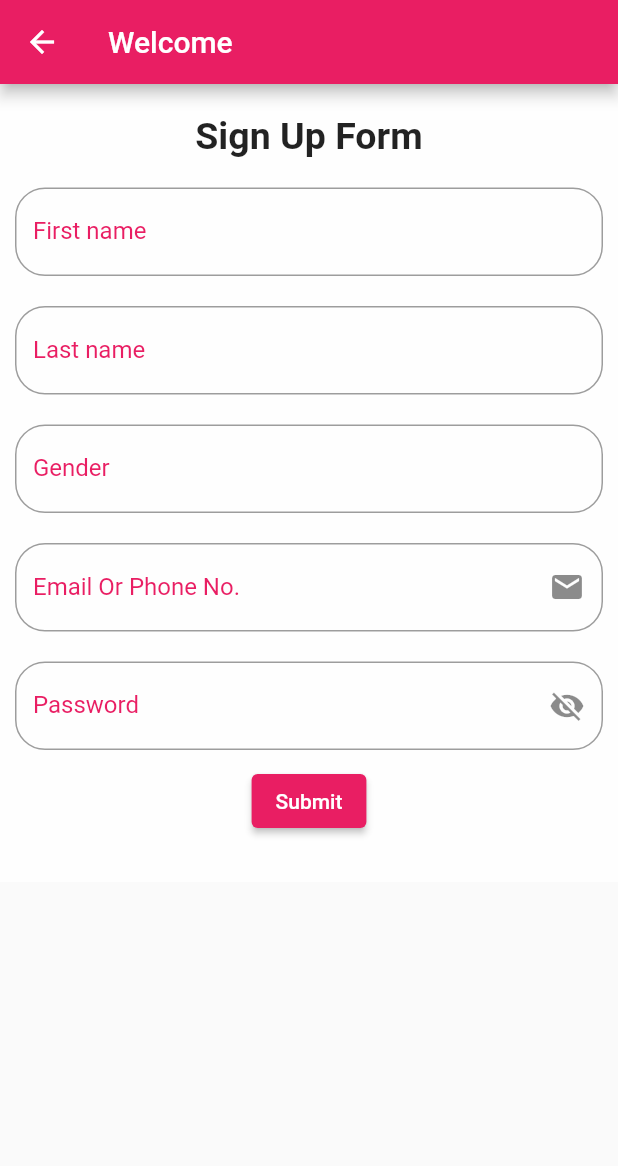
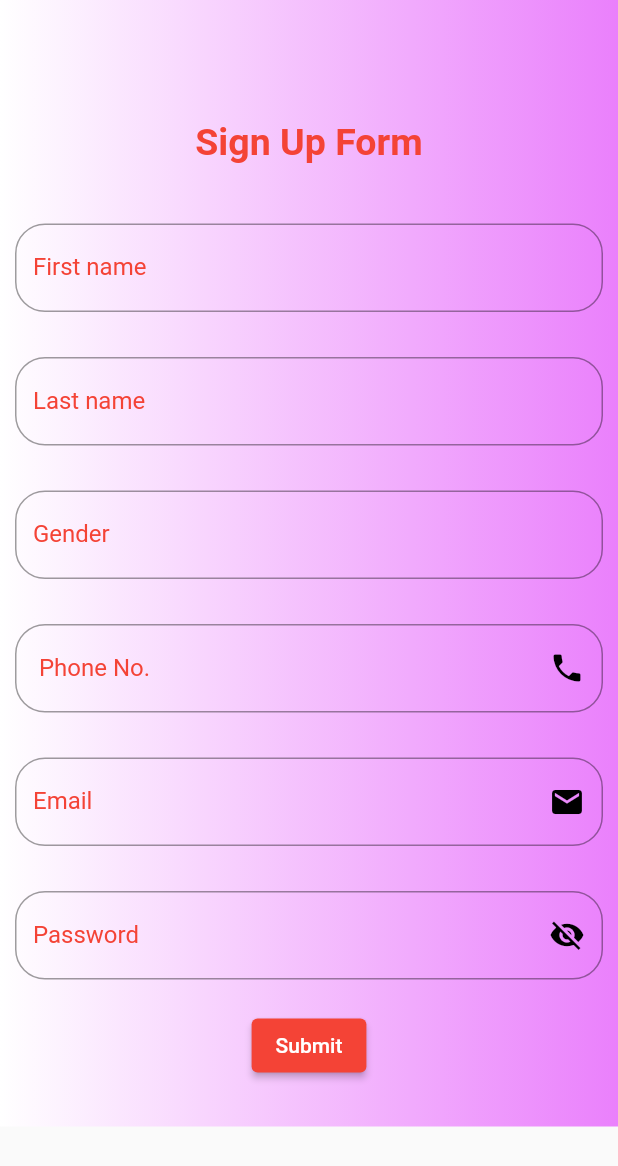
Before and after one commit to xlayertraining/july21group9, a Flutter app: the screen it shows after launch, after a tap on an icon or button, on a phone screen of 412 x 824 dp. Shown: the top 1166 px of the screen. Run offline on Flutter 3.47's test engine with Material 2 defaults, Android fonts, the phone set to English and light mode, and no system bars; our stand-ins replace lottie; network calls fail.

Commit message:
Most of the applications are modified
Signed-off-by:  <sahasamyadeep@gmail.com>

```diff
--- a/application/news_flix/lib/Loginpg.dart
+++ b/application/news_flix/lib/Loginpg.dart
@@ -19,8 +19,15 @@ class _MyappState extends State<Myapp> {
     double width = MediaQuery.of(context).size.width;
     double height = MediaQuery.of(context).size.height;
         return Scaffold(
-          backgroundColor: Colors.white38. withOpacity(0.9),
+          // backgroundColor: Colors.white38. withOpacity(0.9),
       body: Container(
+        decoration: BoxDecoration(
+            gradient: LinearGradient(
+                begin: Alignment.centerLeft,
+                end: Alignment.centerRight,
+                colors: [Colors.white, Colors.lightBlueAccent]
+            )
+        ),
         padding: EdgeInsets.all(10),
         height: height,
         width: width,
@@ -46,7 +53,7 @@ class _MyappState extends State<Myapp> {
                       style: TextStyle(
                           fontSize: 25.0,
                           fontWeight: FontWeight.w500,
-                          color: Colors.black87,
+                          color: Colors.deepPurple,
                         fontStyle: FontStyle.italic,
                     ),
                     ),
@@ -61,7 +68,7 @@ class _MyappState extends State<Myapp> {
                   labelText: 'Email',
                   labelStyle: TextStyle(color: Colors.deepPurple),
                   hintText: 'Enter valid email id as abc@gmail.com',
-                  suffixIcon: Icon(Icons.email, color: Colors.black87),
+                  suffixIcon: Icon(Icons.email, color: Colors.black),
 
                   enabledBorder: OutlineInputBorder(
                     borderSide: BorderSide(color: Colors.deepPurple),
@@ -81,7 +88,7 @@ class _MyappState extends State<Myapp> {
                   labelText: 'Password',
                   labelStyle: TextStyle(color: Colors.deepPurple),
                   hintText: 'Enter secure password',
-                  suffixIcon: Icon(Icons.visibility_off,color: Colors.black87),
+                  suffixIcon: Icon(Icons.visibility_off,color: Colors.black),
                  enabledBorder: OutlineInputBorder(
                     borderSide: BorderSide(color: Colors.deepPurple),
                     borderRadius: BorderRadius.circular(25.0),),
@@ -106,7 +113,7 @@ class _MyappState extends State<Myapp> {
                       style: TextStyle(fontSize: 12.0),
                     ),
                     ElevatedButton(
-                      style: ElevatedButton.styleFrom(primary: Colors.black87),
+                      style: ElevatedButton.styleFrom(primary: Colors.deepPurple.shade400),
                       onPressed: () {
                         Navigator.push(
                           context,
--- a/application/news_flix/lib/SignUp.dart
+++ b/application/news_flix/lib/SignUp.dart
@@ -28,92 +28,111 @@ class _MyWidgetState extends State<MyWidget> {
   @override
   Widget build(BuildContext context) {
     return Scaffold(
-        appBar: AppBar(
-          backgroundColor: Colors.pink,
-          iconTheme: IconThemeData(
-              color:Colors.white ),
-          title: Text(
-            "Welcome",
-            style: TextStyle(color: Colors.white),
+        // appBar: AppBar(
+        //   backgroundColor: Colors.pink,
+        //   iconTheme: IconThemeData(
+        //       color:Colors.black ),
+        //   title: Text(
+        //     "Welcome",
+        //     style: TextStyle(color: Colors.white),
+        //   ),
+        // ),
+        body: Container(
+          decoration: BoxDecoration(
+              gradient: LinearGradient(
+                  begin: Alignment.centerLeft,
+                  end: Alignment.centerRight,
+                  colors: [Colors.white, Colors.purpleAccent.shade100]
+              )
           ),
-        ),
-        body: Container(
           padding: EdgeInsets.all(10),
           width: MediaQuery.of(context).size.width,
-          color: Colors.white70,
+          // color: Colors.white70,
           child: SingleChildScrollView(
             child: Column(
               crossAxisAlignment: CrossAxisAlignment.center,
               children: [
                 SizedBox(
-                  height: 10,
+                  height: 70,
                 ),
                 Text(
                   "Sign Up Form",
-                  style: TextStyle(fontSize: 25.0, fontWeight: FontWeight.bold),
+                  style: TextStyle(fontSize: 25.0,color: Colors.red.shade500, fontWeight: FontWeight.bold),
                 ),
                 SizedBox(
-                  height: 20,
+                  height: 40,
                 ),
                 TextField(
                     decoration: InputDecoration(
                   labelText: "First name",
-                  labelStyle: TextStyle(color: Colors.pink),
+                  labelStyle: TextStyle(color: Colors.red.shade500),
                   border: OutlineInputBorder(
                     borderRadius: BorderRadius.circular(20.0),
                   ),
                 )),
                 SizedBox(
-                  height: 20,
+                  height: 30,
                 ),
                 TextField(
                     decoration: InputDecoration(
                   labelText: "Last name",
-                  labelStyle: TextStyle(color: Colors.pink),
+                  labelStyle: TextStyle(color: Colors.red.shade500),
                   border: OutlineInputBorder(
                     borderRadius: BorderRadius.circular(20.0),
                   ),
                 )),
                 SizedBox(
-                  height: 20,
+                  height: 30,
                 ),
                 TextField(
                     decoration: InputDecoration(
                       labelText: "Gender",
-                      labelStyle: TextStyle(color: Colors.pink),
+                      labelStyle: TextStyle(color: Colors.red.shade500),
                       hintText: 'Male or Female or Others',
                       border: OutlineInputBorder(
                         borderRadius: BorderRadius.circular(20.0),
                       ),
                     )),
                 SizedBox(
-                  height: 20,
+                  height: 30,
                 ),
                 TextField(
                     decoration: InputDecoration(
-                  labelText: "Email Or Phone No.",
-                  labelStyle: TextStyle(color: Colors.pink),
-                  suffixIcon: Icon(Icons.email),
+                      labelText: " Phone No.",
+                      labelStyle: TextStyle(color: Colors.red.shade500),
+                      suffixIcon: Icon(Icons.phone,color: Colors.black),
+                      border: OutlineInputBorder(
+                        borderRadius: BorderRadius.circular(20.0),
+                      ),
+                    )),
+                SizedBox(
+                  height: 30,
+                ),
+                TextField(
+                    decoration: InputDecoration(
+                  labelText: "Email",
+                  labelStyle: TextStyle(color: Colors.red.shade500),
+                  suffixIcon: Icon(Icons.email,color: Colors.black),
                   border: OutlineInputBorder(
                     borderRadius: BorderRadius.circular(20.0),
                   ),
                 )),
                 SizedBox(
-                  height: 20,
+                  height: 30,
                 ),
                 TextField(
                   obscureText: true,
                   decoration: InputDecoration(
                     labelText: 'Password',
-                    labelStyle: TextStyle(color: Colors.pink),
-                    suffixIcon: Icon(Icons.visibility_off),
+                    labelStyle: TextStyle(color: Colors.red.shade500),
+                    suffixIcon: Icon(Icons.visibility_off,color: Colors.black),
                     border: OutlineInputBorder(
                       borderRadius: BorderRadius.circular(20.0),
                     ),
                   ),
                 ),
                 SizedBox(
-                  height: 10,
+                  height: 20,
                 ),
                 ElevatedButton(
                   onPressed: () {
@@ -123,7 +142,7 @@ class _MyWidgetState extends State<MyWidget> {
                   child: Text("Submit",style: TextStyle(
                     color: Colors.white
                   ),),
-                  style: ElevatedButton.styleFrom(primary: Colors.pink),
+                  style: ElevatedButton.styleFrom(primary: Colors.red),
                 ),
                 SizedBox(height: 20.0),
                 // GestureDetector(
--- a/application/news_flix/lib/homepage.dart
+++ b/application/news_flix/lib/homepage.dart
@@ -257,6 +257,7 @@ get listTiles6 => [
               child: Container(
                 color: Colors.pinkAccent.shade100,
                 child: ListView.builder(
+                   // scrollDirection: Axis.horizontal,
                   itemCount: listTiles1.length,
                   itemBuilder: (context,index){
                     return InkWell(
@@ -342,38 +343,38 @@ get listTiles6 => [
           ],
         ),
 
-        bottomNavigationBar: BottomNavigationBar(
-            currentIndex: _currentIndex,
-
-            items: [
-              BottomNavigationBarItem(
-                icon:Icon(Icons.home),
-                label: "Home",
-                backgroundColor: Colors.redAccent,
-              ),
-              BottomNavigationBarItem(
-                icon:Icon(Icons.search),
-                label: "Search",
-                backgroundColor: Colors.indigoAccent,
-              ),
-
-              BottomNavigationBarItem(
-                icon:Icon(Icons.notifications),
-                label: "Notification",
-                backgroundColor: Colors.yellowAccent,
-              ),
-              BottomNavigationBarItem(
-                icon:Icon(Icons.person),
-                label: "Person",
-                backgroundColor: Colors.blueAccent,
-              ),
-            ],
-            onTap: (index){
-              setState(() {
-                _currentIndex = index;
-              });
-            }
-        ),
+        // bottomNavigationBar: BottomNavigationBar(
+        //     currentIndex: _currentIndex,
+        //
+        //     items: [
+        //       BottomNavigationBarItem(
+        //         icon:Icon(Icons.home),
+        //         label: "Home",
+        //         backgroundColor: Colors.redAccent,
+        //       ),
+        //       BottomNavigationBarItem(
+        //         icon:Icon(Icons.search),
+        //         label: "Search",
+        //         backgroundColor: Colors.indigoAccent,
+        //       ),
+        //
+        //       BottomNavigationBarItem(
+        //         icon:Icon(Icons.notifications),
+        //         label: "Notification",
+        //         backgroundColor: Colors.yellowAccent,
+        //       ),
+        //       BottomNavigationBarItem(
+        //         icon:Icon(Icons.person),
+        //         label: "Person",
+        //         backgroundColor: Colors.blueAccent,
+        //       ),
+        //     ],
+        //     onTap: (index){
+        //       setState(() {
+        //         _currentIndex = index;
+        //       });
+        //     }
+        // ),
 
         drawer: Drawer(
           child: ListView(
--- a/application/news_flix/lib/main.dart
+++ b/application/news_flix/lib/main.dart
@@ -1,7 +1,7 @@
+
 import 'package:flutter/material.dart';
 import 'package:flutter/widgets.dart';
 import 'package:untitled2/SplashScreen.dart';
-
 void main() {
   runApp(MyApp());
 }
--- a/application/news_flix/pubspec.yaml
+++ b/application/news_flix/pubspec.yaml
@@ -29,7 +29,7 @@ dependencies:
   # The following adds the Cupertino Icons font to your application.
   # Use with the CupertinoIcons class for iOS style icons.
   cupertino_icons: ^1.0.2
-
+  md2_tab_indicator: ^1.0.2
 dev_dependencies:
   flutter_test:
     sdk: flutter
```
Also changed, not shown: application/news_flix/lib/ListWidget.dart (line endings or trailing spaces), application/news_flix/pubspec.lock, 1 other file. Lines whose indentation alone changed are shown as unchanged.
